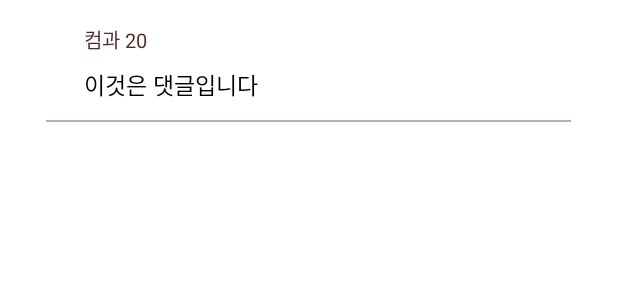
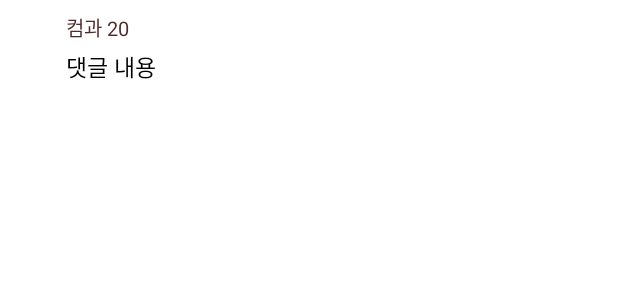
Before and after one commit to kotlin-project-team/frontend, an Android app: the layout comment_adapter_view.xml on its own in the app's theme, with its tools: preview values and no code run, on a phone screen of 412 x 824 dp. Shown: the top 300 px of the screen. Run offline under Robolectric (Android 15) with nearby library versions, the phone set to English and light mode, and no system bars.

Commit message:
feat: comment listview 구현 [#8]

```diff
--- a/dongamboard/app/src/main/res/layout/comment_adapter_view.xml
+++ b/dongamboard/app/src/main/res/layout/comment_adapter_view.xml
@@ -6,8 +6,8 @@
     android:layout_height="match_parent">
 
     <Space
-        android:layout_width="15dp"
-        android:layout_height="81dp"
+        android:layout_width="13dp"
+        android:layout_height="65dp"
         app:layout_constraintStart_toStartOf="parent"
         app:layout_constraintTop_toTopOf="parent" />
 
@@ -15,8 +15,8 @@
         android:id="@+id/tvCmtNickname"
         android:layout_width="wrap_content"
         android:layout_height="wrap_content"
-        android:layout_marginStart="56dp"
-        android:layout_marginTop="16dp"
+        android:layout_marginStart="44dp"
+        android:layout_marginTop="8dp"
         android:text="컴과 20"
         android:textColor="#512929"
         android:textSize="13sp"
@@ -27,23 +27,12 @@
         android:id="@+id/tvCmtContent"
         android:layout_width="wrap_content"
         android:layout_height="wrap_content"
-        android:layout_marginStart="56dp"
-        android:layout_marginTop="8dp"
-        android:text="이것은 댓글입니다"
+        android:layout_marginStart="44dp"
+        android:layout_marginTop="4dp"
+        android:text="댓글 내용"
         android:textColor="#000000"
         android:textSize="15sp"
         app:layout_constraintStart_toStartOf="parent"
         app:layout_constraintTop_toBottomOf="@+id/tvCmtNickname" />
 
-    <ImageView
-        android:id="@+id/imageView22"
-        android:layout_width="350dp"
-        android:layout_height="1dp"
-        android:layout_marginTop="12dp"
-        android:layout_marginEnd="1dp"
-        app:layout_constraintEnd_toEndOf="parent"
-        app:layout_constraintStart_toStartOf="parent"
-        app:layout_constraintTop_toBottomOf="@+id/tvCmtContent"
-        app:srcCompat="@drawable/nline" />
-
 </androidx.constraintlayout.widget.ConstraintLayout>
```
Also changed, not shown: dongamboard/app/src/main/java/com/study/dongamboard/adapter/CommentAdapter.kt (added, +40 -0 lines), dongamboard/app/src/main/java/com/study/dongamboard/adapter/CommentHolder.kt (added, +15 -0 lines).
